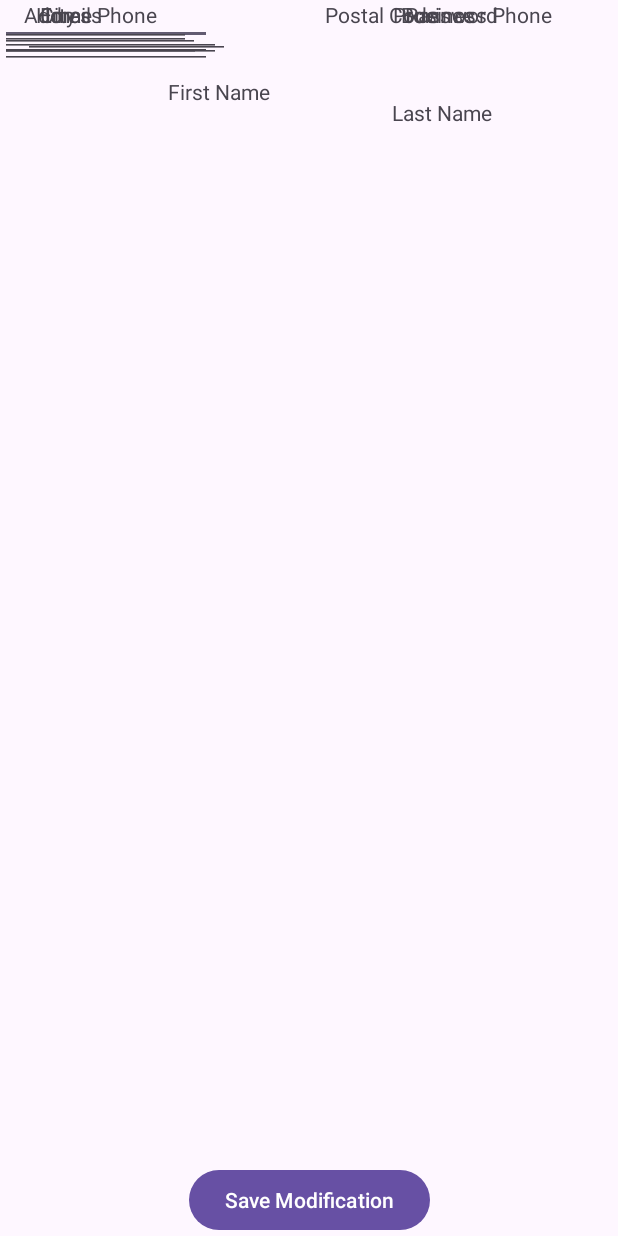
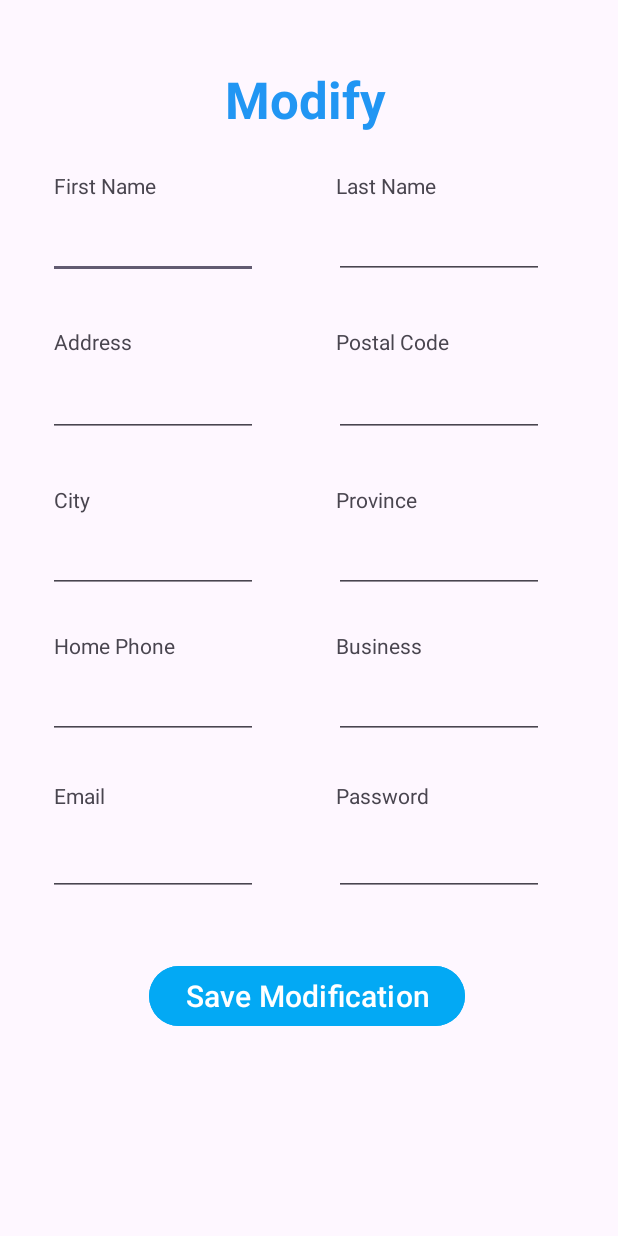
Before and after one commit to lance-salvador888/T3P-G4, an Android app: the layout activity_modify.xml on its own in the app's theme, with its tools: preview values and no code run, on a phone screen of 412 x 824 dp. Run offline under Robolectric (Android 15) with nearby library versions, the phone set to English and light mode, and no system bars.

Commit message:
made a ModifyActivity and activity_modify.xml. page on the app (workshop 8), and attempt of dbConnect.java.

```diff
--- a/Workshop_8_Android/app/build.gradle.kts
+++ b/Workshop_8_Android/app/build.gradle.kts
@@ -40,4 +40,5 @@ dependencies {
     testImplementation(libs.junit)
     androidTestImplementation(libs.ext.junit)
     androidTestImplementation(libs.espresso.core)
+
 }
--- a/Workshop_8_Android/app/src/main/AndroidManifest.xml
+++ b/Workshop_8_Android/app/src/main/AndroidManifest.xml
@@ -21,6 +21,7 @@
                 <category android:name="android.intent.category.LAUNCHER" />
             </intent-filter>
         </activity>
+        <activity android:name="com.example.workshop_8_android.ModifyActivity" />
     </application>
 
 </manifest>
--- /dev/null
+++ b/Workshop_8_Android/app/src/main/java/com/example/workshop_8_android/dbConnect.java
@@ -0,0 +1,24 @@
+package com.example.workshop_8_android;
+
+import java.sql.Connection;
+import java.sql.DriverManager;
+import java.sql.SQLException;
+public class dbConnect {
+    public static void main(String[] args) {
+            Connection conn = null;
+            try {
+                    String url = "jdbc:mariadb://localhost:3306/travelexperts";
+                    String user      = "admin";
+                    String password  = "password";
+
+
+                } finally {
+                    try{
+                        if(conn != null)
+                            conn.close();
+                    } catch(SQLException ex) {
+                        System.out.println(ex.getMessage());
+                    }
+                }
+            }
+        }
--- a/Workshop_8_Android/app/src/main/res/layout/activity_login.xml
+++ b/Workshop_8_Android/app/src/main/res/layout/activity_login.xml
@@ -12,7 +12,7 @@
         android:layout_width="318dp"
         android:layout_height="55dp"
         android:text="Customer Login"
-        android:textAlignment="textEnd"
+        android:textAlignment="center"
         android:textColor="#2196F3"
         android:textSize="34sp"
         android:textStyle="bold"
--- a/Workshop_8_Android/app/src/main/res/layout/activity_modify.xml
+++ b/Workshop_8_Android/app/src/main/res/layout/activity_modify.xml
@@ -5,203 +5,286 @@
     android:layout_width="match_parent"
              android:layout_height="match_parent">
 
-    <TextView
-        android:id="@+id/tvBPhone"
-        android:layout_width="wrap_content"
-        android:layout_height="wrap_content"
-        android:layout_marginEnd="44dp"
-        android:text="Business Phone"
-        app:layout_constraintEnd_toEndOf="parent"
-        tools:layout_editor_absoluteY="228dp" />
-
-    <TextView
-        android:id="@+id/tvFName"
-        android:layout_width="wrap_content"
-        android:layout_height="wrap_content"
-        android:layout_marginEnd="232dp"
-        android:text="First Name"
+    <EditText
+        android:id="@+id/etModFName"
+        android:layout_width="140dp"
+        android:layout_height="50dp"
+        android:ems="10"
+        android:inputType="text"
         app:layout_constraintBottom_toBottomOf="parent"
         app:layout_constraintEnd_toEndOf="parent"
+        app:layout_constraintHorizontal_bias="0.118"
+        app:layout_constraintStart_toStartOf="parent"
         app:layout_constraintTop_toTopOf="parent"
-        app:layout_constraintVertical_bias="0.064" />
+        app:layout_constraintVertical_bias="0.176" />
+
+    <EditText
+        android:id="@+id/etModAddress"
+        android:layout_width="140dp"
+        android:layout_height="50dp"
+        android:ems="10"
+        android:inputType="text"
+        app:layout_constraintBottom_toBottomOf="parent"
+        app:layout_constraintEnd_toEndOf="parent"
+        app:layout_constraintHorizontal_bias="0.118"
+        app:layout_constraintStart_toStartOf="parent"
+        app:layout_constraintTop_toTopOf="parent"
+        app:layout_constraintVertical_bias="0.446" />
 
     <TextView
         android:id="@+id/tvAddress"
-        android:layout_width="52dp"
-        android:layout_height="19dp"
-        android:layout_marginStart="16dp"
+        android:layout_width="100dp"
+        android:layout_height="20dp"
         android:text="Address"
+        app:layout_constraintBottom_toBottomOf="parent"
+        app:layout_constraintEnd_toEndOf="parent"
+        app:layout_constraintHorizontal_bias="0.115"
         app:layout_constraintStart_toStartOf="parent"
-        tools:layout_editor_absoluteY="115dp" />
+        app:layout_constraintTop_toTopOf="parent"
+        app:layout_constraintVertical_bias="0.271" />
+
+    <TextView
+        android:id="@+id/tvProvince"
+        android:layout_width="100dp"
+        android:layout_height="20dp"
+        android:text="Province"
+        app:layout_constraintBottom_toBottomOf="parent"
+        app:layout_constraintEnd_toEndOf="parent"
+        app:layout_constraintHorizontal_bias="0.717"
+        app:layout_constraintStart_toStartOf="parent"
+        app:layout_constraintTop_toTopOf="parent"
+        app:layout_constraintVertical_bias="0.402" />
 
     <TextView
         android:id="@+id/tvCity"
-        android:layout_width="wrap_content"
-        android:layout_height="wrap_content"
+        android:layout_width="100dp"
+        android:layout_height="20dp"
         android:text="City"
-        app:layout_constraintEnd_toStartOf="@+id/tvProvince"
-        app:layout_constraintHorizontal_bias="0.111"
+        app:layout_constraintBottom_toBottomOf="parent"
+        app:layout_constraintEnd_toEndOf="parent"
+        app:layout_constraintHorizontal_bias="0.115"
         app:layout_constraintStart_toStartOf="parent"
-        tools:layout_editor_absoluteY="181dp" />
+        app:layout_constraintTop_toTopOf="parent"
+        app:layout_constraintVertical_bias="0.402" />
+
+    <TextView
+        android:id="@+id/tvBPhone"
+        android:layout_width="100dp"
+        android:layout_height="20dp"
+        android:text="Business Phone"
+        app:layout_constraintBottom_toBottomOf="parent"
+        app:layout_constraintEnd_toEndOf="parent"
+        app:layout_constraintHorizontal_bias="0.717"
+        app:layout_constraintStart_toStartOf="parent"
+        app:layout_constraintTop_toTopOf="parent"
+        app:layout_constraintVertical_bias="0.523" />
 
     <TextView
         android:id="@+id/tvHPhone"
-        android:layout_width="wrap_content"
-        android:layout_height="wrap_content"
-        android:layout_marginStart="24dp"
+        android:layout_width="100dp"
+        android:layout_height="20dp"
         android:text="Home Phone"
-        app:layout_constraintStart_toStartOf="parent"
-        tools:layout_editor_absoluteY="241dp" />
-
-    <TextView
-        android:id="@+id/tvLName"
-        android:layout_width="68dp"
-        android:layout_height="wrap_content"
-        android:text="Last Name"
         app:layout_constraintBottom_toBottomOf="parent"
         app:layout_constraintEnd_toEndOf="parent"
-        app:layout_constraintHorizontal_bias="0.496"
-        app:layout_constraintStart_toEndOf="@+id/tvFName"
+        app:layout_constraintHorizontal_bias="0.115"
+        app:layout_constraintStart_toStartOf="parent"
         app:layout_constraintTop_toTopOf="parent"
-        app:layout_constraintVertical_bias="0.081" />
+        app:layout_constraintVertical_bias="0.523" />
 
-    <TextView
-        android:id="@+id/tvEmail"
-        android:layout_width="wrap_content"
-        android:layout_height="wrap_content"
-        android:text="Email"
-        app:layout_constraintEnd_toStartOf="@+id/tvPassword"
-        app:layout_constraintHorizontal_bias="0.114"
+    <EditText
+        android:id="@+id/etModCity"
+        android:layout_width="140dp"
+        android:layout_height="50dp"
+        android:ems="10"
+        android:inputType="text"
+        app:layout_constraintBottom_toBottomOf="parent"
+        app:layout_constraintEnd_toEndOf="parent"
+        app:layout_constraintHorizontal_bias="0.118"
         app:layout_constraintStart_toStartOf="parent"
-        tools:layout_editor_absoluteY="294dp" />
-
-    <TextView
-        android:id="@+id/tvProvince"
-        android:layout_width="wrap_content"
-        android:layout_height="wrap_content"
-        android:layout_marginEnd="96dp"
-        android:text="Province"
-        app:layout_constraintEnd_toEndOf="parent"
-        tools:layout_editor_absoluteY="157dp" />
-
-    <TextView
-        android:id="@+id/tvPostal"
-        android:layout_width="wrap_content"
-        android:layout_height="wrap_content"
-        android:text="Postal Code"
-        app:layout_constraintEnd_toEndOf="parent"
-        app:layout_constraintHorizontal_bias="0.554"
-        app:layout_constraintStart_toEndOf="@+id/tvAddress"
-        tools:layout_editor_absoluteY="96dp" />
+        app:layout_constraintTop_toTopOf="parent"
+        app:layout_constraintVertical_bias="0.312" />
 
     <TextView
         android:id="@+id/tvPassword"
-        android:layout_width="wrap_content"
-        android:layout_height="wrap_content"
-        android:layout_marginEnd="80dp"
+        android:layout_width="100dp"
+        android:layout_height="20dp"
         android:text="Password"
+        app:layout_constraintBottom_toBottomOf="parent"
         app:layout_constraintEnd_toEndOf="parent"
-        tools:layout_editor_absoluteY="300dp" />
-
-    <EditText
-        android:id="@+id/etModEmail"
-        android:layout_width="141dp"
-        android:layout_height="30dp"
-        android:ems="10"
-        android:inputType="textEmailAddress"
-        tools:layout_editor_absoluteX="10dp"
-        tools:layout_editor_absoluteY="318dp" />
-
-    <EditText
-        android:id="@+id/etModPassword"
-        android:layout_width="127dp"
-        android:layout_height="31dp"
-        android:ems="10"
-        android:inputType="textPassword"
-        tools:layout_editor_absoluteX="174dp"
-        tools:layout_editor_absoluteY="317dp" />
-
-    <EditText
-        android:id="@+id/etModHPhone"
-        android:layout_width="127dp"
-        android:layout_height="34dp"
-        android:ems="10"
-        android:inputType="phone"
-        tools:layout_editor_absoluteX="10dp"
-        tools:layout_editor_absoluteY="260dp" />
-
-    <EditText
-        android:id="@+id/etModBPhone"
-        android:layout_width="133dp"
-        android:layout_height="35dp"
-        android:ems="10"
-        android:inputType="phone"
-        tools:layout_editor_absoluteX="168dp"
-        tools:layout_editor_absoluteY="247dp" />
-
-    <EditText
-        android:id="@+id/etModCity"
-        android:layout_width="141dp"
-        android:layout_height="41dp"
-        android:ems="10"
-        android:inputType="text"
-        tools:layout_editor_absoluteX="10dp"
-        tools:layout_editor_absoluteY="200dp" />
-
-    <EditText
-        android:id="@+id/etModPostal"
-        android:layout_width="147dp"
-        android:layout_height="42dp"
-        android:ems="10"
-        android:inputType="text"
-        tools:layout_editor_absoluteX="168dp"
-        tools:layout_editor_absoluteY="115dp" />
-
-    <EditText
-        android:id="@+id/etModAddress"
-        android:layout_width="138dp"
-        android:layout_height="39dp"
-        android:ems="10"
-        android:inputType="text"
-        app:layout_constraintEnd_toEndOf="parent"
-        app:layout_constraintHorizontal_bias="0.055"
+        app:layout_constraintHorizontal_bias="0.717"
         app:layout_constraintStart_toStartOf="parent"
-        tools:layout_editor_absoluteY="137dp" />
-
-    <EditText
-        android:id="@+id/etModProvince"
-        android:layout_width="134dp"
-        android:layout_height="42dp"
-        android:ems="10"
-        android:inputType="text"
-        tools:layout_editor_absoluteX="168dp"
-        tools:layout_editor_absoluteY="176dp" />
-
-    <EditText
-        android:id="@+id/etModLName"
-        android:layout_width="147dp"
-        android:layout_height="38dp"
-        android:ems="10"
-        android:inputType="text"
-        tools:layout_editor_absoluteX="168dp"
-        tools:layout_editor_absoluteY="52dp" />
-
-    <EditText
-        android:id="@+id/etModFName"
-        android:layout_width="141dp"
-        android:layout_height="46dp"
-        android:ems="10"
-        android:inputType="text"
-        tools:layout_editor_absoluteX="5dp"
-        tools:layout_editor_absoluteY="52dp" />
+        app:layout_constraintTop_toTopOf="parent"
+        app:layout_constraintVertical_bias="0.648" />
 
     <Button
         android:id="@+id/btnModSave"
         android:layout_width="wrap_content"
         android:layout_height="wrap_content"
+        android:backgroundTint="#03A9F4"
         android:text="Save Modification"
+        android:textColorLink="#2196F3"
+        android:textSize="20sp"
         app:layout_constraintBottom_toBottomOf="parent"
         app:layout_constraintEnd_toEndOf="parent"
-        app:layout_constraintStart_toStartOf="parent" />
+        app:layout_constraintHorizontal_bias="0.492"
+        app:layout_constraintStart_toStartOf="parent"
+        app:layout_constraintTop_toTopOf="parent"
+        app:layout_constraintVertical_bias="0.825"
+        app:rippleColor="#2196F3"
+        app:strokeColor="#03A9F4"/>
+
+    <EditText
+        android:id="@+id/etModPostal"
+        android:layout_width="140dp"
+        android:layout_height="50dp"
+        android:ems="10"
+        android:inputType="text"
+        app:layout_constraintBottom_toBottomOf="parent"
+        app:layout_constraintEnd_toEndOf="parent"
+        app:layout_constraintHorizontal_bias="0.819"
+        app:layout_constraintStart_toStartOf="parent"
+        app:layout_constraintTop_toTopOf="parent"
+        app:layout_constraintVertical_bias="0.312" />
+
+    <TextView
+        android:id="@+id/tvEmail"
+        android:layout_width="100dp"
+        android:layout_height="20dp"
+        android:text="Email"
+        app:layout_constraintBottom_toBottomOf="parent"
+        app:layout_constraintEnd_toEndOf="parent"
+        app:layout_constraintHorizontal_bias="0.115"
+        app:layout_constraintStart_toStartOf="parent"
+        app:layout_constraintTop_toTopOf="parent"
+        app:layout_constraintVertical_bias="0.648" />
+
+    <EditText
+        android:id="@+id/etModBPhone"
+        android:layout_width="140dp"
+        android:layout_height="50dp"
+        android:ems="10"
+        android:inputType="phone"
+        app:layout_constraintBottom_toBottomOf="parent"
+        app:layout_constraintEnd_toEndOf="parent"
+        app:layout_constraintHorizontal_bias="0.819"
+        app:layout_constraintStart_toStartOf="parent"
+        app:layout_constraintTop_toTopOf="parent"
+        app:layout_constraintVertical_bias="0.572" />
+
+    <EditText
+        android:id="@+id/etModHPhone"
+        android:layout_width="140dp"
+        android:layout_height="50dp"
+        android:ems="10"
+        android:inputType="phone"
+        app:layout_constraintBottom_toBottomOf="parent"
+        app:layout_constraintEnd_toEndOf="parent"
+        app:layout_constraintHorizontal_bias="0.118"
+        app:layout_constraintStart_toStartOf="parent"
+        app:layout_constraintTop_toTopOf="parent"
+        app:layout_constraintVertical_bias="0.572" />
+
+    <TextView
+        android:id="@+id/tvFName"
+        android:layout_width="100dp"
+        android:layout_height="20dp"
+        android:text="First Name"
+        app:layout_constraintBottom_toBottomOf="parent"
+        app:layout_constraintEnd_toEndOf="parent"
+        app:layout_constraintHorizontal_bias="0.115"
+        app:layout_constraintStart_toStartOf="parent"
+        app:layout_constraintTop_toTopOf="parent"
+        app:layout_constraintVertical_bias="0.142" />
+
+    <TextView
+        android:id="@+id/tvPostal"
+        android:layout_width="100dp"
+        android:layout_height="20dp"
+        android:text="Postal Code"
+        app:layout_constraintBottom_toBottomOf="parent"
+        app:layout_constraintEnd_toEndOf="parent"
+        app:layout_constraintHorizontal_bias="0.717"
+        app:layout_constraintStart_toStartOf="parent"
+        app:layout_constraintTop_toTopOf="parent"
+        app:layout_constraintVertical_bias="0.271" />
+
+    <EditText
+        android:id="@+id/etModEmail"
+        android:layout_width="140dp"
+        android:layout_height="50dp"
+        android:ems="10"
+        android:inputType="textEmailAddress"
+        app:layout_constraintBottom_toBottomOf="parent"
+        app:layout_constraintEnd_toEndOf="parent"
+        app:layout_constraintHorizontal_bias="0.118"
+        app:layout_constraintStart_toStartOf="parent"
+        app:layout_constraintTop_toTopOf="parent"
+        app:layout_constraintVertical_bias="0.707" />
+
+    <TextView
+        android:id="@+id/tvLName"
+        android:layout_width="100dp"
+        android:layout_height="20dp"
+        android:text="Last Name"
+        app:layout_constraintBottom_toBottomOf="parent"
+        app:layout_constraintEnd_toEndOf="parent"
+        app:layout_constraintHorizontal_bias="0.717"
+        app:layout_constraintStart_toStartOf="parent"
+        app:layout_constraintTop_toTopOf="parent"
+        app:layout_constraintVertical_bias="0.142" />
+
+    <EditText
+        android:id="@+id/etModLName"
+        android:layout_width="140dp"
+        android:layout_height="50dp"
+        android:ems="10"
+        android:inputType="text"
+        app:layout_constraintBottom_toBottomOf="parent"
+        app:layout_constraintEnd_toEndOf="parent"
+        app:layout_constraintHorizontal_bias="0.819"
+        app:layout_constraintStart_toStartOf="parent"
+        app:layout_constraintTop_toTopOf="parent"
+        app:layout_constraintVertical_bias="0.176" />
+
+    <EditText
+        android:id="@+id/etModPassword"
+        android:layout_width="140dp"
+        android:layout_height="50dp"
+        android:ems="10"
+        android:inputType="textPassword"
+        app:layout_constraintBottom_toBottomOf="parent"
+        app:layout_constraintEnd_toEndOf="parent"
+        app:layout_constraintHorizontal_bias="0.819"
+        app:layout_constraintStart_toStartOf="parent"
+        app:layout_constraintTop_toTopOf="parent"
+        app:layout_constraintVertical_bias="0.707" />
+
+    <EditText
+        android:id="@+id/etModProvince"
+        android:layout_width="140dp"
+        android:layout_height="50dp"
+        android:ems="10"
+        android:inputType="text"
+        app:layout_constraintBottom_toBottomOf="parent"
+        app:layout_constraintEnd_toEndOf="parent"
+        app:layout_constraintHorizontal_bias="0.819"
+        app:layout_constraintStart_toStartOf="parent"
+        app:layout_constraintTop_toTopOf="parent"
+        app:layout_constraintVertical_bias="0.446" />
+
+    <TextView
+        android:id="@+id/tvModTitle"
+        android:layout_width="wrap_content"
+        android:layout_height="wrap_content"
+        android:textColor="#2196F3"
+        android:textSize="34sp"
+        android:textStyle="bold"
+        android:text="Modify"
+        app:layout_constraintBottom_toBottomOf="parent"
+        app:layout_constraintEnd_toEndOf="parent"
+        app:layout_constraintHorizontal_bias="0.492"
+        app:layout_constraintStart_toStartOf="parent"
+        app:layout_constraintTop_toTopOf="parent"
+        app:layout_constraintVertical_bias="0.056" />
 
 </androidx.constraintlayout.widget.ConstraintLayout>
```
Also changed, not shown: Workshop_8_Android/app/src/main/java/com/example/workshop_8_android/ModifyActivity.java (+5 -10 lines).
